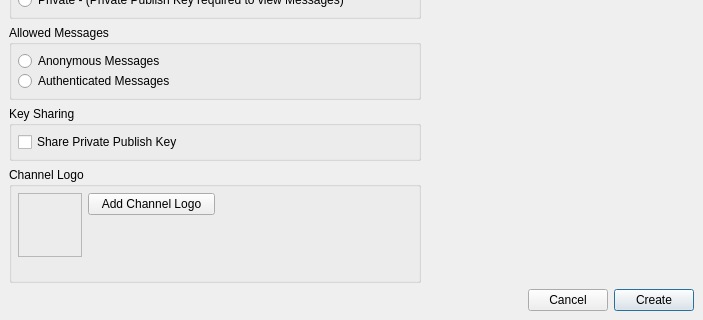
Qt form retroshare-gui/src/gui/channels/CreateChannel.ui (RetroShare/RetroShare) before a commit; both pictures show x 0 to 703 and y 291 to 611 of the 703 by 611 pixel window.
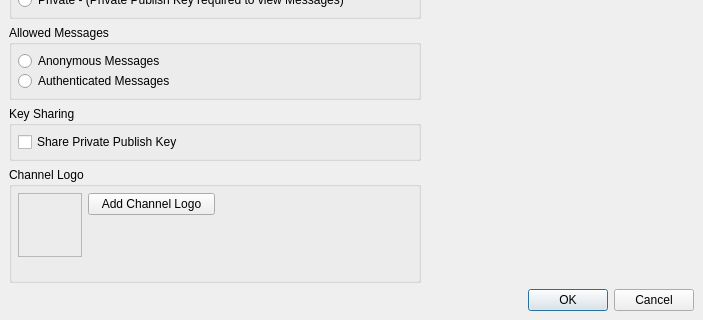
The same form after that commit. Icons and pictures are not drawn. Custom widgets are drawn as their Qt base class.

Commit message: Changed the standard dialog buttons from single buttons to buttonbox to have a standard layout and a standard translation.

Patch:
```diff
--- a/retroshare-gui/src/gui/channels/CreateChannel.ui
+++ b/retroshare-gui/src/gui/channels/CreateChannel.ui
@@ -337,32 +337,9 @@
       <item row="6" column="0" colspan="2">
        <layout class="QGridLayout" name="gridLayout">
         <item row="0" column="0">
-         <spacer>
-          <property name="orientation">
-           <enum>Qt::Horizontal</enum>
-          </property>
-          <property name="sizeHint" stdset="0">
-           <size>
-            <width>238</width>
-            <height>20</height>
-           </size>
-          </property>
-         </spacer>
-        </item>
-        <item row="0" column="1">
-         <widget class="QPushButton" name="cancelButton">
-          <property name="text">
-           <string>Cancel</string>
-          </property>
-         </widget>
-        </item>
-        <item row="0" column="2">
-         <widget class="QPushButton" name="createButton">
-          <property name="text">
-           <string>Create</string>
-          </property>
-          <property name="default">
-           <bool>true</bool>
+         <widget class="QDialogButtonBox" name="buttonBox">
+          <property name="standardButtons">
+           <set>QDialogButtonBox::Cancel|QDialogButtonBox::Ok</set>
           </property>
          </widget>
         </item>
```
The commit also changes 38 other files.
